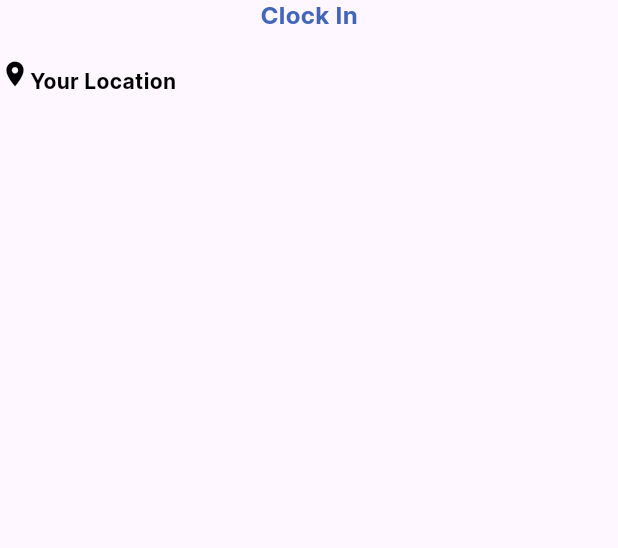
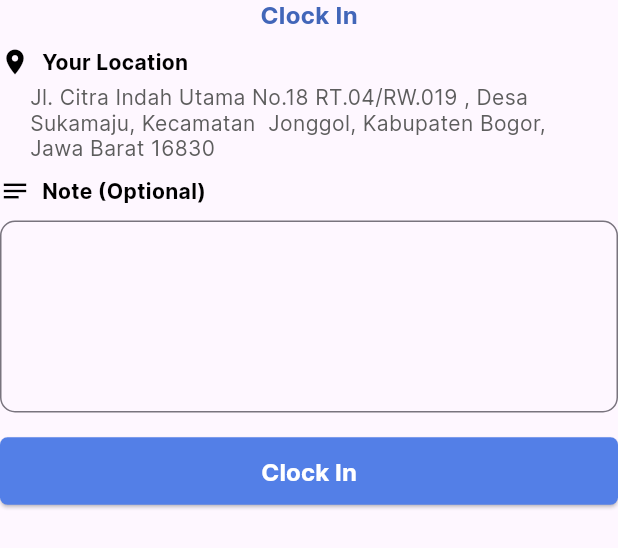
Before and after one commit to exfarnanda1945/employee-system-prototype, a Flutter app: the AutoAttendanceForm widget shown alone on an empty page, opened directly, on a phone screen of 412 x 824 dp. Shown: the top 548 px of the screen. Run offline on Flutter 3.47's test engine with Material 3 defaults, Android fonts, the phone set to English and light mode, and no system bars; our stand-ins replace flutter_easyloading, geolocator, go_router, permission_handler; missing offline and left inert: network_info_plus.

Commit message:
fix: auto attendance form

```diff
--- a/lib/widget/forms/auto-attendance-form.dart
+++ b/lib/widget/forms/auto-attendance-form.dart
@@ -6,9 +6,9 @@ class AutoAttendanceForm extends StatelessWidget {
 
   @override
   Widget build(BuildContext context) {
-    return const Column(
+    return Column(
       children: [
-        Text(
+        const Text(
           'Clock In',
           style: TextStyle(
             color: hanBlue,
@@ -18,10 +18,10 @@ class AutoAttendanceForm extends StatelessWidget {
           ),
         ),
         Padding(
-          padding: EdgeInsets.only(top: 18),
+          padding: const EdgeInsets.only(top: 12),
           child: Column(
             children: [
-              Row(
+              const Row(
                 children: [
                   Icon(
                     Icons.location_on,
@@ -29,7 +29,9 @@ class AutoAttendanceForm extends StatelessWidget {
                     size: 20,
                   ),
                   Padding(
-                    padding: EdgeInsets.only(top: 8.0),
+                    padding: EdgeInsets.only(
+                      left: 8.0,
+                    ),
                     child: Text(
                       'Your Location',
                       style: TextStyle(
@@ -41,7 +43,78 @@ class AutoAttendanceForm extends StatelessWidget {
                     ),
                   )
                 ],
-              )
+              ),
+              const Padding(
+                padding: EdgeInsets.only(top: 5, left: 20, right: 20),
+                child: Text(
+                  'Jl. Citra Indah Utama No.18 RT.04/RW.019 , Desa Sukamaju, Kecamatan  Jonggol, Kabupaten Bogor, Jawa Barat 16830',
+                  style: TextStyle(
+                    color: davyGrey,
+                    fontSize: 14,
+                    fontWeight: FontWeight.w400,
+                    height: 0,
+                  ),
+                ),
+              ),
+              const Padding(
+                padding: EdgeInsets.only(top: 10),
+                child: Row(
+                  children: [
+                    Icon(
+                      Icons.notes,
+                      color: Colors.black,
+                      size: 20,
+                    ),
+                    Padding(
+                      padding: EdgeInsets.only(left: 8),
+                      child: Text(
+                        'Note (Optional)',
+                        style: TextStyle(
+                          color: Colors.black,
+                          fontSize: 14,
+                          fontWeight: FontWeight.w600,
+                          height: 0,
+                        ),
+                      ),
+                    ),
+                  ],
+                ),
+              ),
+              Padding(
+                padding: const EdgeInsets.only(top: 10),
+                child: TextFormField(
+                  maxLines: 4,
+                  decoration: InputDecoration(
+                    border: OutlineInputBorder(
+                      borderSide: const BorderSide(
+                        color: blueberry,
+                        width: 1,
+                      ),
+                      borderRadius: BorderRadius.circular(10),
+                    ),
+                  ),
+                ),
+              ),
+              Padding(
+                padding: const EdgeInsets.only(top: 15),
+                child: ElevatedButton(
+                  onPressed: () {},
+                  style: ElevatedButton.styleFrom(
+                      minimumSize: const Size.fromHeight(45),
+                      backgroundColor: blueberry,
+                      shape: const RoundedRectangleBorder(
+                          borderRadius: BorderRadius.all(Radius.circular(5)))),
+                  child: const Text(
+                    'Clock In',
+                    style: TextStyle(
+                      color: Colors.white,
+                      fontSize: 16,
+                      fontWeight: FontWeight.w600,
+                      height: 0,
+                    ),
+                  ),
+                ),
+              ),
             ],
           ),
         )
```
